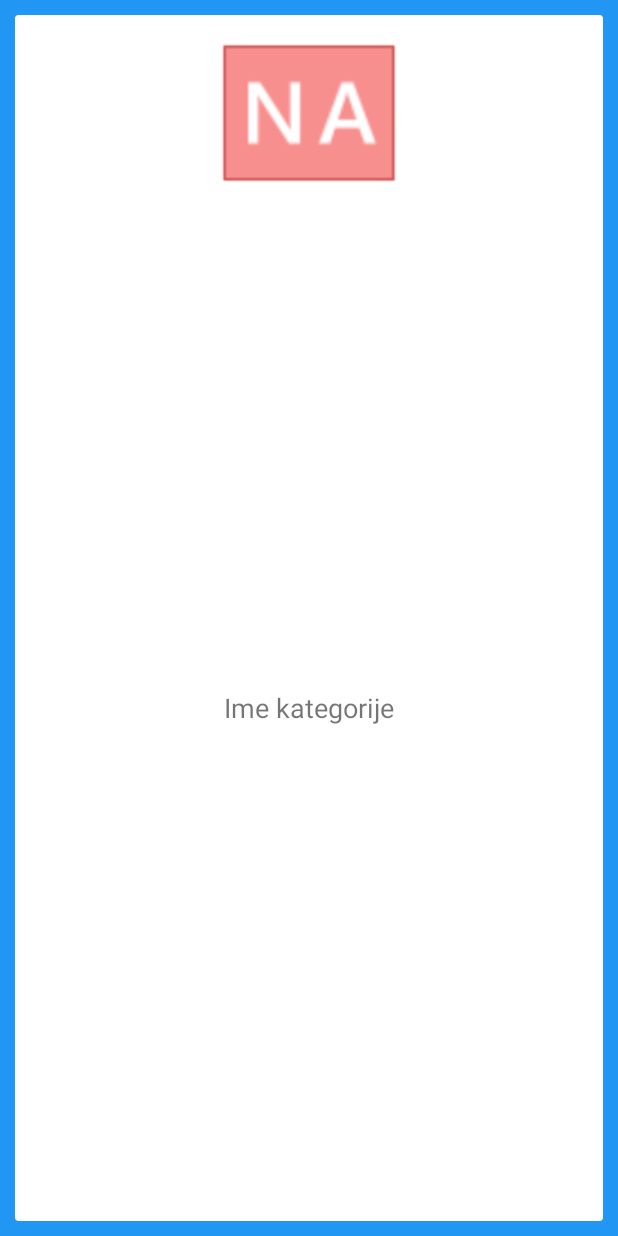
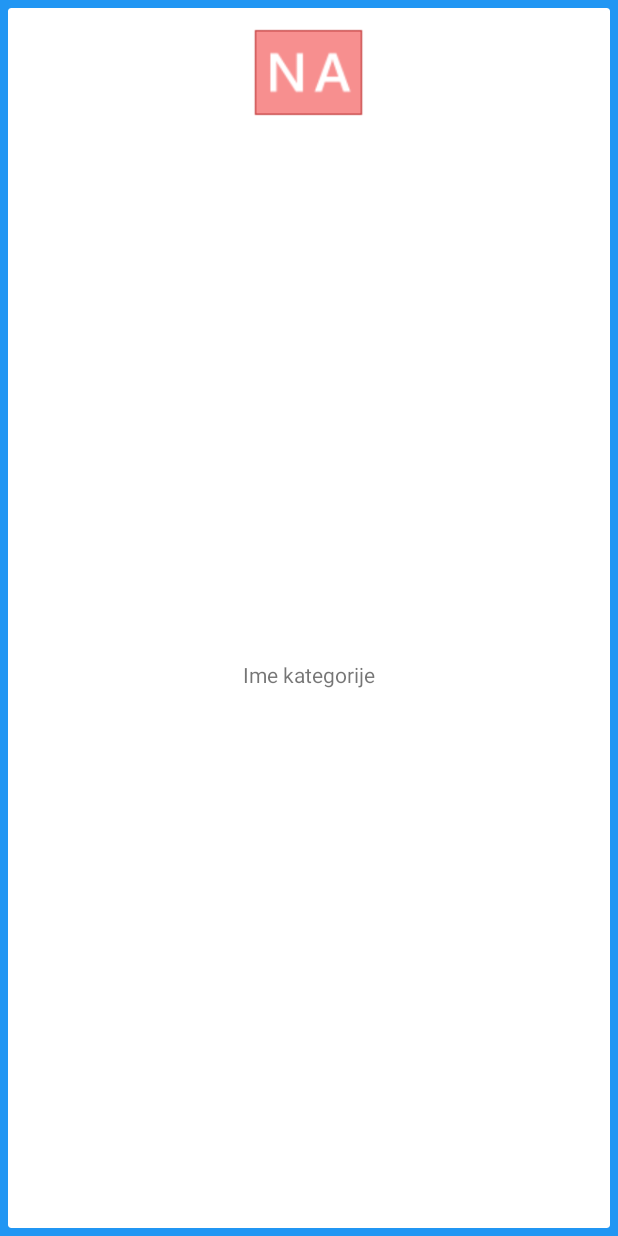
Before and after one commit to dinoilic/project-koff-ma, an Android app: the layout category_card.xml on its own in the app's theme, with its tools: preview values and no code run, on a phone screen of 412 x 824 dp. Run offline under Robolectric (Android 15) with nearby library versions, the phone set to English and light mode, and no system bars; Roboto replaces fonts that are not available here.

Commit message:
Category card design final, added dynamic loading of images

```diff
--- a/app/build.gradle
+++ b/app/build.gradle
@@ -34,4 +34,5 @@ dependencies {
     androidTestImplementation 'com.android.support.test.espresso:espresso-core:3.0.1'
     compile 'com.android.support:cardview-v7:26.1.0'
     compile 'com.android.support:recyclerview-v7:26.1.0'
+    implementation 'com.squareup.picasso:picasso:2.71828'
 }
--- a/app/src/main/java/com/dinotom/project_koff_ma/CategoryAdapter.java
+++ b/app/src/main/java/com/dinotom/project_koff_ma/CategoryAdapter.java
@@ -10,6 +10,7 @@ import android.widget.TextView;
 
 import com.dinotom.project_koff_ma.pojo.category.Category;
 import com.dinotom.project_koff_ma.pojo.category.Result;
+import com.squareup.picasso.Picasso;
 
 import org.w3c.dom.Text;
 
@@ -38,7 +39,7 @@ public class CategoryAdapter extends RecyclerView.Adapter<CategoryAdapter.Catego
         Result category = categoryList.get(position);
 
         holder.textViewTitle.setText(category.getName());
-        holder.imageViewCategory.setImageResource(R.drawable.car);
+        Picasso.get().load(category.getImage()).into(holder.imageViewCategory);
 
     }
 
--- a/app/src/main/java/com/dinotom/project_koff_ma/MainActivity.java
+++ b/app/src/main/java/com/dinotom/project_koff_ma/MainActivity.java
@@ -35,7 +35,7 @@ public class MainActivity extends AppCompatActivity
         setContentView(R.layout.activity_main);
 
         recyclerView = (RecyclerView) findViewById(R.id.rv);
-        recyclerView.setLayoutManager(new GridLayoutManager(KoffGlobal.getAppContext(), 2));
+        recyclerView.setLayoutManager(new GridLayoutManager(KoffGlobal.getAppContext(), 3));
     }
 
     @Override
--- a/app/src/main/java/com/dinotom/project_koff_ma/pojo/category/Child.java
+++ b/app/src/main/java/com/dinotom/project_koff_ma/pojo/category/Child.java
@@ -37,4 +37,6 @@ public class Child
     public List<Object> getChildren() {
         return children;
     }
+
+
 }
--- a/app/src/main/res/layout/activity_main.xml
+++ b/app/src/main/res/layout/activity_main.xml
@@ -12,6 +12,6 @@
         android:id="@+id/rv"
         android:layout_width="match_parent"
         android:layout_height="match_parent"
-        android:padding="5dp" />
+        android:padding="2dp" />
 
 </LinearLayout>
--- a/app/src/main/res/layout/category_card.xml
+++ b/app/src/main/res/layout/category_card.xml
@@ -4,7 +4,7 @@
     xmlns:tools="http://schemas.android.com/tools"
     android:layout_width="match_parent"
     android:layout_height="match_parent"
-    android:padding="10dp">
+    android:padding="5dp">
 
     <android.support.v7.widget.CardView
         android:id="@+id/cv"
@@ -29,8 +29,8 @@
 
                 <ImageView
                     android:id="@+id/category_image"
-                    android:layout_width="120dp"
-                    android:layout_height="120dp"
+                    android:layout_width="75dp"
+                    android:layout_height="75dp"
                     android:layout_centerHorizontal="true"
                     android:layout_centerVertical="true"
                     card_view:srcCompat="@drawable/na" />
@@ -48,7 +48,7 @@
                 android:text="Ime kategorije"
                 android:textAlignment="center"
                 android:textAllCaps="false"
-                android:textSize="18sp" />
+                android:textSize="14sp" />
         </LinearLayout>
 
     </android.support.v7.widget.CardView>
```
